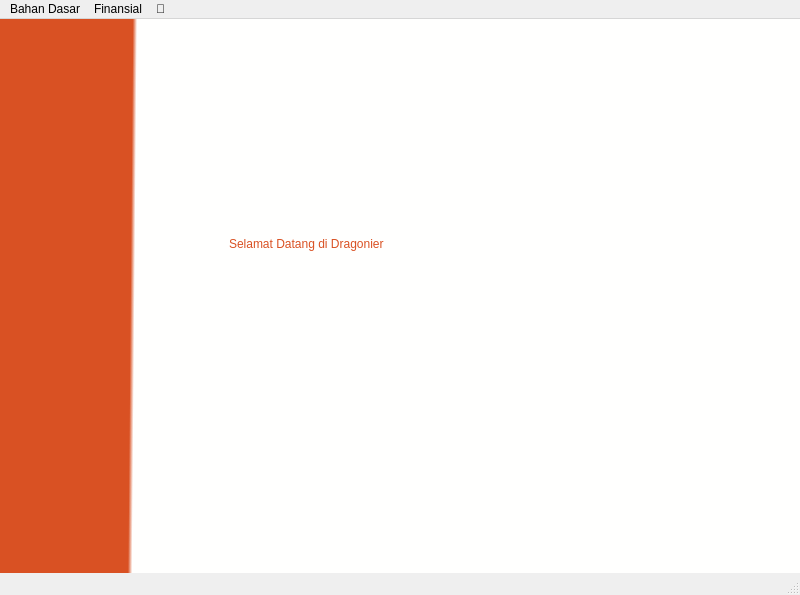
Before: the Qt Designer form src/Ui/dashboard.ui in rifandyzv/dragonier, drawn with Qt 5.
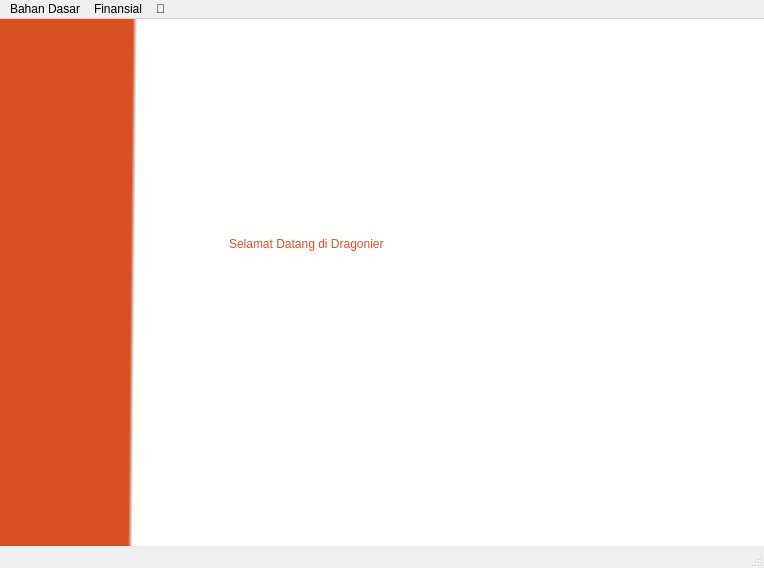
After: the same form once the commit is applied. Icons and pictures are not drawn.

```diff
--- a/src/Ui/dashboard.ui
+++ b/src/Ui/dashboard.ui
@@ -6,8 +6,8 @@
    <rect>
     <x>0</x>
     <y>0</y>
-    <width>800</width>
-    <height>595</height>
+    <width>764</width>
+    <height>568</height>
    </rect>
   </property>
   <property name="windowTitle">
@@ -78,7 +78,7 @@
     <rect>
      <x>0</x>
      <y>0</y>
-     <width>800</width>
+     <width>764</width>
      <height>22</height>
     </rect>
    </property>
```
Left out of the diff: 4 changed lines with no effect on the pictures.
